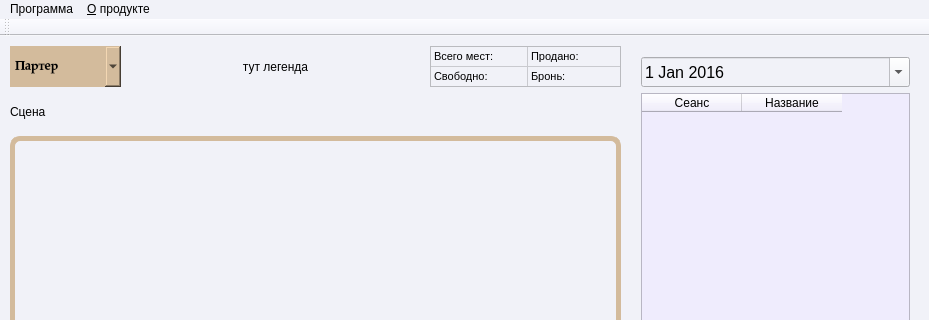
Before: the Qt Designer form VTeatre/mainwindow.ui in sashaserg/Cursovaya, drawn with Qt 5; both pictures show x 0 to 929 and y 0 to 320 of the 929 by 620 pixel window.
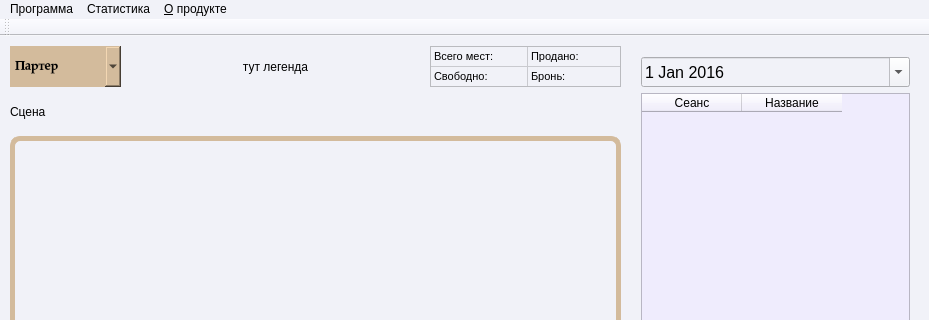
After: the same form once the commit is applied.

Diff of the .ui file:
```diff
--- a/VTeatre/mainwindow.ui
+++ b/VTeatre/mainwindow.ui
@@ -590,8 +590,17 @@
      <string>Программа</string>
     </property>
     <addaction name="action"/>
+    <addaction name="separator"/>
+    <addaction name="action_exit"/>
+   </widget>
+   <widget class="QMenu" name="menu_3">
+    <property name="title">
+     <string>Статистика</string>
+    </property>
+    <addaction name="action_2"/>
    </widget>
    <addaction name="menu_2"/>
+   <addaction name="menu_3"/>
    <addaction name="menu"/>
   </widget>
   <widget class="QToolBar" name="mainToolBar">
```
Left out of the diff: 10 changed lines with no effect on the pictures.
